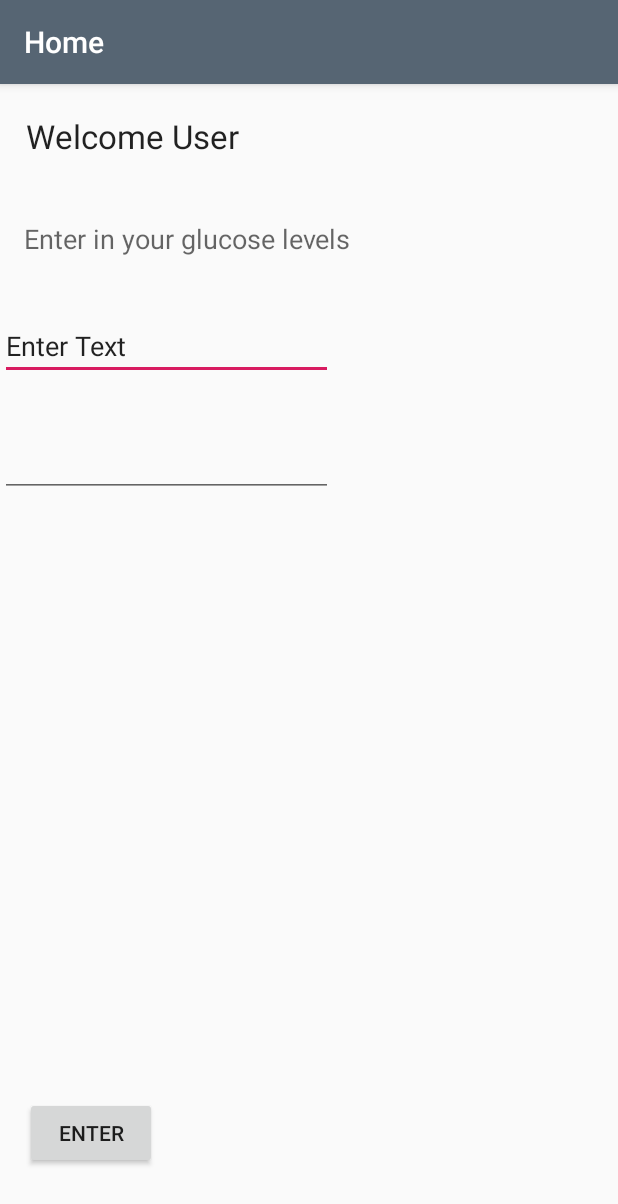
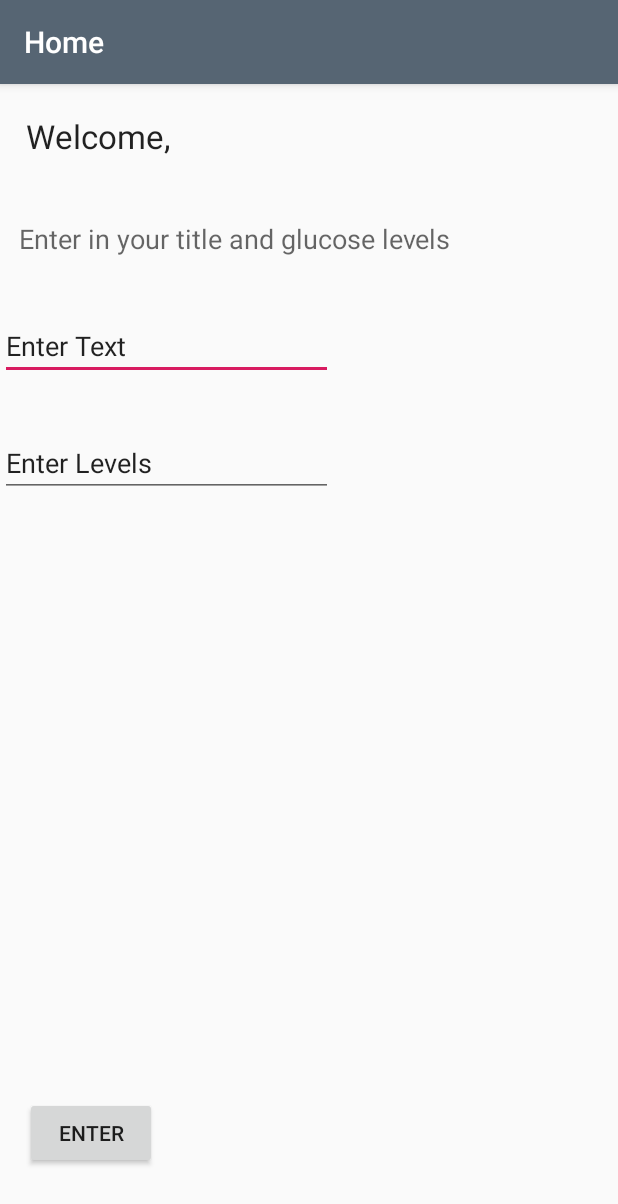
Before and after one commit to JosephBridges/Dibetic-App, an Android app: the fragment HomeFragment shown on its own in the app's theme, on a phone screen of 412 x 824 dp. Shown: the top 1204 px of the screen. Run offline under Robolectric (Android 15) with nearby library versions, the phone set to English and light mode, and no system bars; libraries missing offline, so code that uses them is left out: org.jetbrains.anko; 1 statement that could not run was skipped.

Commit message:
App done and code cleaned up.

```diff
--- a/app/src/main/AndroidManifest.xml
+++ b/app/src/main/AndroidManifest.xml
@@ -8,9 +8,9 @@
     <application
         android:name="org.wit.diabeticapp.main.DiabeticApp"
         android:allowBackup="true"
-        android:icon="@drawable/needle"
+        android:icon="@drawable/box"
         android:label="@string/app_name"
-        android:roundIcon="@drawable/needle"
+        android:roundIcon="@drawable/box"
         android:supportsRtl="true"
         android:theme="@style/AppTheme"
         tools:ignore="GoogleAppIndexingWarning">
@@ -36,7 +36,5 @@
                 <category android:name="android.intent.category.LAUNCHER" />
             </intent-filter>
         </activity>
-
     </application>
-
 </manifest>
--- a/app/src/main/java/org/wit/diabeticapp/adapters/DiabeticAdapter.kt
+++ b/app/src/main/java/org/wit/diabeticapp/adapters/DiabeticAdapter.kt
@@ -58,11 +58,9 @@ class DiabeticAdapter constructor(var diabetics: ArrayList<DiabeticModel>,
 
             if(!diabetic.profilepic.isEmpty()) {
                 Picasso.get().load(diabetic.profilepic.toUri())
-                    //.resize(180, 180)
                     .transform(CropCircleTransformation())
                     .into(itemView.imageIcon)
             }
-
         }
     }
 }
--- a/app/src/main/java/org/wit/diabeticapp/main/DiabeticApp.kt
+++ b/app/src/main/java/org/wit/diabeticapp/main/DiabeticApp.kt
@@ -3,9 +3,6 @@ package org.wit.diabeticapp.main
 import android.app.Application
 import android.net.Uri
 import com.google.android.gms.auth.api.signin.GoogleSignInClient
-import com.google.android.gms.maps.GoogleMap
-import com.google.android.gms.maps.model.Marker
-import com.google.firebase.auth.FirebaseAuth
 import com.google.firebase.auth.FirebaseUser
 import com.google.firebase.database.DatabaseReference
 import com.google.firebase.storage.StorageReference
--- a/app/src/main/java/org/wit/diabeticapp/ui/about/AboutFragment.kt
+++ b/app/src/main/java/org/wit/diabeticapp/ui/about/AboutFragment.kt
@@ -7,7 +7,6 @@ import android.view.ViewGroup
 import androidx.fragment.app.Fragment
 import org.wit.diabeticapp.R
 
-//1
 class AboutFragment : Fragment() {
 
     override fun onCreate(savedInstanceState: Bundle?) {
@@ -18,7 +17,6 @@ class AboutFragment : Fragment() {
         inflater: LayoutInflater, container: ViewGroup?,
         savedInstanceState: Bundle?
     ): View? {
-        // Inflate the layout for this fragment
         activity?.title = getString(R.string.aboutus_title)
         return inflater.inflate(R.layout.fragment_about, container, false)
     }
--- a/app/src/main/java/org/wit/diabeticapp/ui/home/HomeFragment.kt
+++ b/app/src/main/java/org/wit/diabeticapp/ui/home/HomeFragment.kt
@@ -5,9 +5,6 @@ import android.view.LayoutInflater
 import android.view.ViewGroup
 import androidx.appcompat.app.AlertDialog
 import androidx.fragment.app.Fragment
-import com.google.firebase.database.DataSnapshot
-import com.google.firebase.database.DatabaseError
-import com.google.firebase.database.ValueEventListener
 import kotlinx.android.synthetic.main.fragment_home.*
 import kotlinx.android.synthetic.main.fragment_home.view.*
 import org.jetbrains.anko.AnkoLogger
@@ -43,7 +40,6 @@ class HomeFragment : Fragment(), AnkoLogger {
         return root;
     }
 
-
     companion object {
         @JvmStatic
         fun newInstance() =
@@ -51,7 +47,6 @@ class HomeFragment : Fragment(), AnkoLogger {
                 arguments = Bundle().apply {}
             }
     }
-
 
     fun setButtonListener( layout: View1) {
         layout.homeButton.setOnClickListener {
@@ -88,5 +83,4 @@ class HomeFragment : Fragment(), AnkoLogger {
         app.database.updateChildren(childUpdates)
         hideLoader(loader)
     }
-
 }
--- a/app/src/main/res/layout/diabetic_card.xml
+++ b/app/src/main/res/layout/diabetic_card.xml
@@ -20,8 +20,9 @@
             android:layout_height="64dp"
             android:layout_alignParentStart="true"
             android:layout_alignParentTop="true"
+            android:layout_marginStart="20dp"
             android:layout_marginEnd="16dp"
-            app:srcCompat="@mipmap/ic_launcher_round"
+            app:srcCompat="@drawable/needle"
             android:contentDescription="@string/image_desc" />
 
         <TextView
--- a/app/src/main/res/layout/fragment_home.xml
+++ b/app/src/main/res/layout/fragment_home.xml
@@ -82,7 +82,8 @@
         android:inputType="numberSigned"
         app:layout_constraintTop_toTopOf="parent"
         tools:ignore="MissingConstraints"
-        tools:text="Enter Levels" />
+        android:text="Enter Levels"
+        />
 
 
 </androidx.constraintlayout.widget.ConstraintLayout>
--- a/app/src/main/res/values-v21/styles.xml
+++ /dev/null
@@ -1,8 +0,0 @@
-<resources>
-
-    <style name="AppTheme.NoActionBar">
-        <item name="windowActionBar">false</item>
-        <item name="windowNoTitle">true</item>
-        <item name="android:statusBarColor">@android:color/transparent</item>
-    </style>
-</resources>
--- a/app/src/main/res/values/dimens.xml
+++ b/app/src/main/res/values/dimens.xml
@@ -1,6 +1,5 @@
 <resources>
     <dimen name="fab_margin">16dp</dimen>
-    <!-- Default screen margins, per the Android Design guidelines. -->
     <dimen name="activity_horizontal_margin">16dp</dimen>
     <dimen name="activity_vertical_margin">16dp</dimen>
     <dimen name="nav_header_vertical_spacing">8dp</dimen>
--- a/app/src/main/res/values/strings.xml
+++ b/app/src/main/res/values/strings.xml
@@ -12,8 +12,8 @@
 
     <string name="menu_home">Home</string>
     <string name="menu_info">Info</string>
-    <string name="home_title">Welcome User</string>
-    <string name="home_subtitle">Enter in your glucose levels</string>
+    <string name="home_title">Welcome,</string>
+    <string name="home_subtitle">Enter in your title and glucose levels</string>
     <string name="button_text">Enter</string>
     <string name="menu_about">About</string>
     <string name="title_activity_main">MainActivity</string>
@@ -26,7 +26,7 @@
     <string name="image_desc">Medical Image</string>
     <string name="access">Access Control</string>
 
-    <string name="action_edit">Edit Donation</string>
+    <string name="action_edit">Edit Diabetic</string>
     <string name="action_update">Update</string>
     <string name="message_edit">Please Update your Details Below</string>
 
@@ -54,12 +54,12 @@
     <string name="messageLoading">Please wait while we Connect to the Server…</string>
     <string name="select_profile_image">Select Profile Image</string>
 
-    <string name="menu_report_all">All Donations</string>
-
-    <string name="favourites_title">Favourite Donations</string>
+    <string name="menu_info_all">All Diabetics</string>
 
     <string name="sign_in_google">Sign In with Google</string>
     <string name="sign_in_email">Sign In with Email</string>
     <string name="sign_in_phone">Sign In with Phone</string>
 
+    <string name="no_email">No Email Specified</string>
+
 </resources>
--- a/app/src/main/res/values/styles.xml
+++ b/app/src/main/res/values/styles.xml
@@ -2,7 +2,6 @@
 
     <!-- Base application theme. -->
     <style name="AppTheme" parent="Theme.AppCompat.Light.DarkActionBar">
-        <!-- Customize your theme here. -->
         <item name="colorPrimary">@color/colorPrimary</item>
         <item name="colorPrimaryDark">@color/colorPrimaryDark</item>
         <item name="colorAccent">@color/colorAccent</item>
@@ -20,6 +19,7 @@
     <style name="AppTheme.NoActionBar">
         <item name="windowActionBar">false</item>
         <item name="windowNoTitle">true</item>
+        <item name="android:statusBarColor">@android:color/transparent</item>
     </style>
 
     <style name="AppTheme.AppBarOverlay" parent="ThemeOverlay.AppCompat.Dark.ActionBar" />
--- a/build.gradle
+++ b/build.gradle
@@ -1,5 +1,3 @@
-// Top-level build file where you can add configuration options common to all sub-projects/modules.
-
 buildscript {
     ext.kotlin_version = '1.3.50'
     ext.anko_version='0.10.8'
@@ -12,8 +10,6 @@ buildscript {
         classpath 'com.android.tools.build:gradle:3.6.3'
         classpath "org.jetbrains.kotlin:kotlin-gradle-plugin:$kotlin_version"
         classpath 'com.google.gms:google-services:4.3.3'
-        // NOTE: Do not place your application dependencies here; they belong
-        // in the individual module build.gradle files
     }
 }
 
```
Also changed, not shown: app/build.gradle (+0 -19 lines), app/src/main/res/layout/fragment_about.xml (+4 -4 lines), app/src/main/res/layout/fragment_info.xml (+0 -15 lines), app/src/main/res/menu/top_menu.xml (+5 -5 lines).
